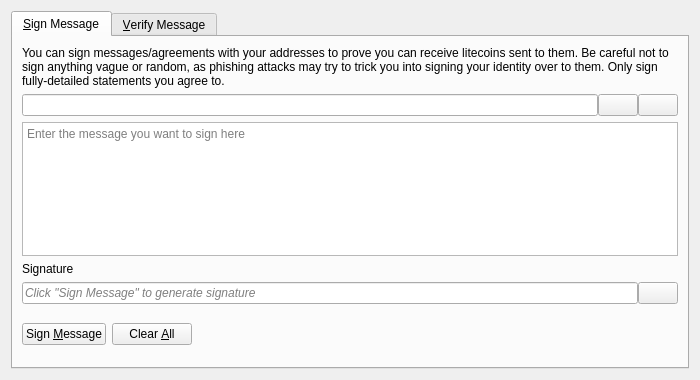
The window that src/qt/forms/signverifymessagedialog.ui (sugarchain-project/yumekawa) describes before a commit, drawn with Qt 5.
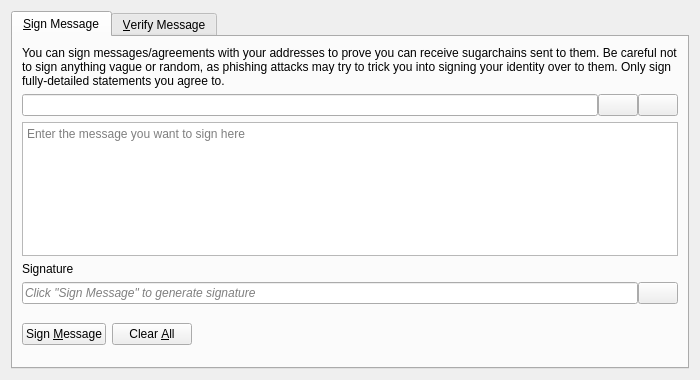
The same window after the commit. Icons and pictures are not drawn. Custom widgets are drawn as their Qt base class.

Commit message: git grep -l 'litecoin' | xargs sed -i 's#litecoin#sugarchain#g'

Diff of the .ui file:
```diff
--- a/src/qt/forms/signverifymessagedialog.ui
+++ b/src/qt/forms/signverifymessagedialog.ui
@@ -30,7 +30,7 @@
        <item>
         <widget class="QLabel" name="infoLabel_SM">
          <property name="text">
-          <string>You can sign messages/agreements with your addresses to prove you can receive litecoins sent to them. Be careful not to sign anything vague or random, as phishing attacks may try to trick you into signing your identity over to them. Only sign fully-detailed statements you agree to.</string>
+          <string>You can sign messages/agreements with your addresses to prove you can receive sugarchains sent to them. Be careful not to sign anything vague or random, as phishing attacks may try to trick you into signing your identity over to them. Only sign fully-detailed statements you agree to.</string>
          </property>
          <property name="textFormat">
           <enum>Qt::PlainText</enum>
```
The commit also changes 83 other files.
